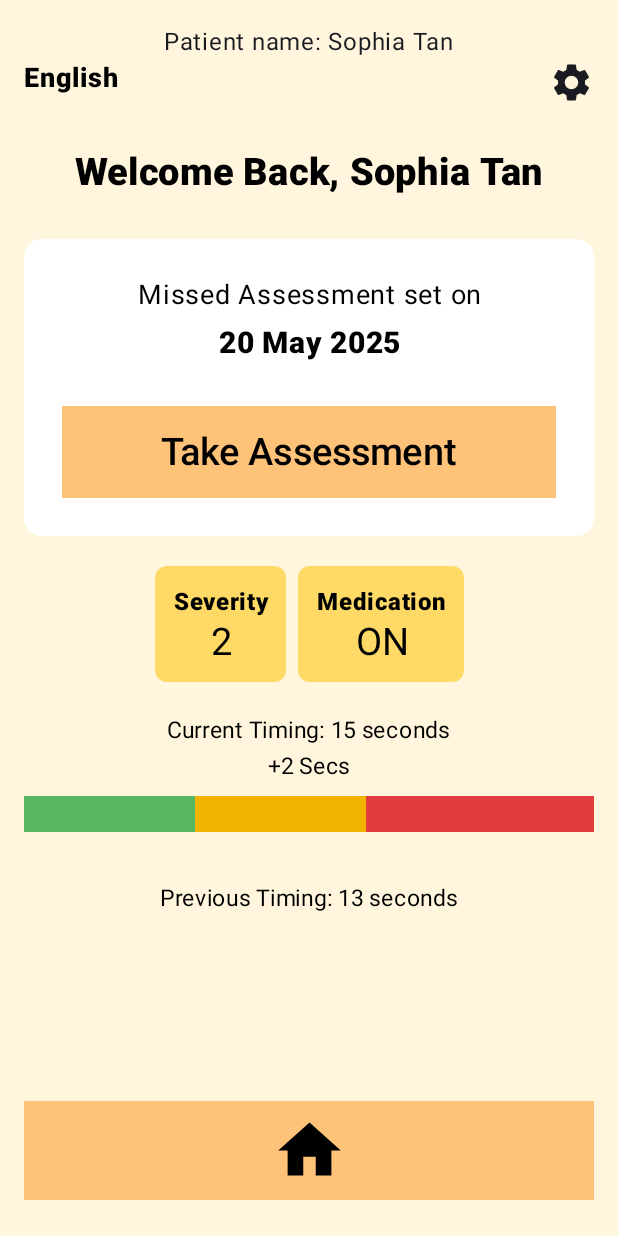
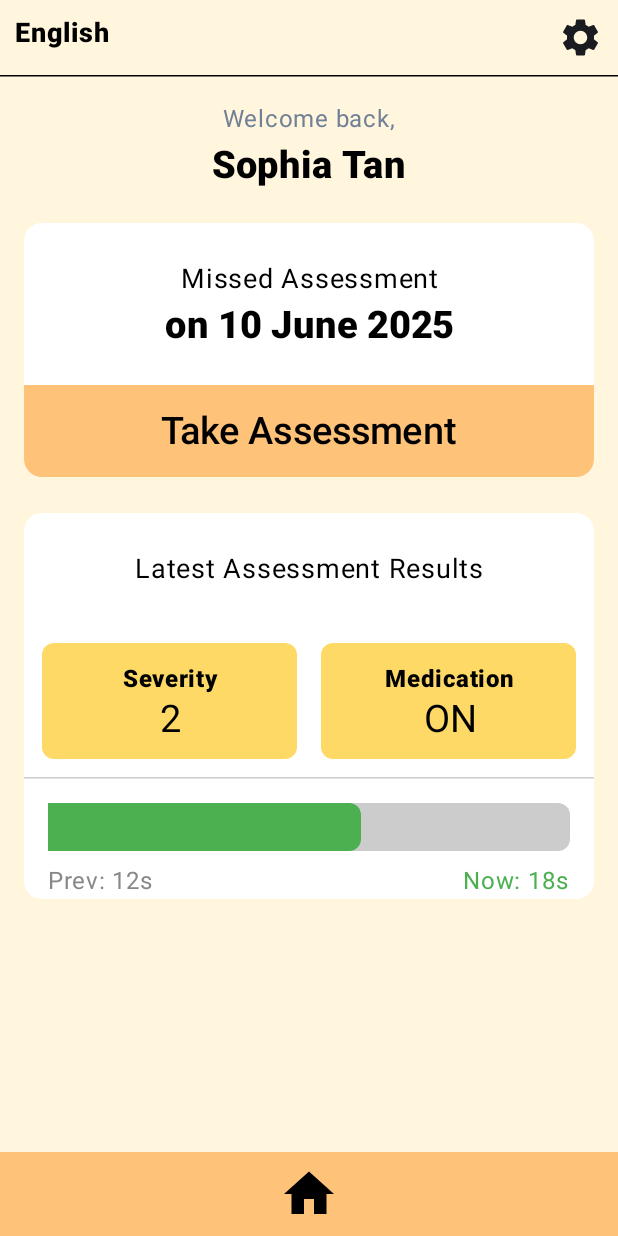
Before and after one commit to JohnathanTJK/ITP-GaitGuardian, an Android app built with Jetpack Compose: the PatientHomeScreen screen opened through its navigation route, on a phone screen of 412 x 824 dp. Run offline under Robolectric (Android 15) with nearby library versions, the phone set to English and light mode, and no system bars; our stand-ins replace Room's generated code.

Commit message:
Update on Patient Layout

```diff
--- a/app/src/main/java/com/example/gaitguardian/screens/patient/PatientHomeScreen.kt
+++ b/app/src/main/java/com/example/gaitguardian/screens/patient/PatientHomeScreen.kt
@@ -6,13 +6,13 @@ import androidx.compose.foundation.layout.Box
 import androidx.compose.foundation.layout.Column
 import androidx.compose.foundation.layout.Row
 import androidx.compose.foundation.layout.Spacer
+import androidx.compose.foundation.layout.fillMaxHeight
 import androidx.compose.foundation.layout.fillMaxSize
 import androidx.compose.foundation.layout.fillMaxWidth
 import androidx.compose.foundation.layout.height
 import androidx.compose.foundation.layout.offset
 import androidx.compose.foundation.layout.padding
 import androidx.compose.foundation.layout.size
-import androidx.compose.foundation.layout.width
 import androidx.compose.foundation.shape.RoundedCornerShape
 import androidx.compose.material.icons.Icons
 import androidx.compose.material.icons.filled.Home
@@ -20,6 +20,8 @@ import androidx.compose.material3.Button
 import androidx.compose.material3.ButtonDefaults
 import androidx.compose.material3.Card
 import androidx.compose.material3.CardDefaults
+import androidx.compose.material3.Divider
+import androidx.compose.material3.HorizontalDivider
 import androidx.compose.material3.Icon
 import androidx.compose.material3.Text
 import androidx.compose.runtime.Composable
@@ -27,31 +29,26 @@ import androidx.compose.runtime.collectAsState
 import androidx.compose.runtime.getValue
 import androidx.compose.ui.Alignment
 import androidx.compose.ui.Modifier
+import androidx.compose.ui.graphics.Color
 import androidx.compose.ui.text.font.FontWeight.Companion.ExtraBold
 import androidx.compose.ui.text.style.TextAlign
 import androidx.compose.ui.unit.dp
 import androidx.navigation.NavController
 import com.example.gaitguardian.ui.theme.DefaultColor
 import com.example.gaitguardian.ui.theme.Heading1
-import com.example.gaitguardian.ui.theme.Heading2
 import com.example.gaitguardian.ui.theme.bgColor
 import com.example.gaitguardian.ui.theme.body
-import com.example.gaitguardian.ui.theme.boxPadding
 import com.example.gaitguardian.ui.theme.boxShape
 import com.example.gaitguardian.ui.theme.buttonBackgroundColor
 import com.example.gaitguardian.ui.theme.cardBackgroundColor
-import com.example.gaitguardian.ui.theme.cardPadding
 import com.example.gaitguardian.ui.theme.homeIconSize
-import com.example.gaitguardian.ui.theme.progressBarHeight
-import com.example.gaitguardian.ui.theme.progressGreen
-import com.example.gaitguardian.ui.theme.progressMarkerColor
-import com.example.gaitguardian.ui.theme.progressMarkerOffset
-import com.example.gaitguardian.ui.theme.progressMarkerWidth
-import com.example.gaitguardian.ui.theme.progressRed
-import com.example.gaitguardian.ui.theme.progressYellow
 import com.example.gaitguardian.ui.theme.severityBoxColor
 import com.example.gaitguardian.ui.theme.subheading1
 import com.example.gaitguardian.viewmodels.PatientViewModel
+import java.time.LocalDate
+import androidx.compose.ui.platform.LocalConfiguration
+import androidx.compose.ui.platform.LocalDensity
+
 
 @Composable
 fun PatientHomeScreen(
@@ -59,88 +56,104 @@ fun PatientHomeScreen(
     patientViewModel: PatientViewModel,
     modifier: Modifier = Modifier
 ) {
+    // Whole screen container
     Column(
         modifier = modifier
             .fillMaxSize()
             .background(bgColor)
+    ) {
+        PatientTopBar(navController)
+
+        Column(
+            modifier = Modifier
+                .weight(1f)
                 .padding(16.dp),
+            verticalArrangement = Arrangement.spacedBy(24.dp),
             horizontalAlignment = Alignment.CenterHorizontally
         ) {
-        // Start: Patient ViewModel testing
             val patientInfo by patientViewModel.patient.collectAsState()
-        if (patientInfo != null) {
-            Text("Patient name: ${patientInfo!!.name}")
-        } else {
-            Text("Loading patient data...")
-        }
-        // End: Patient ViewModel testing
 
-        PatientTopBar(navController)
-        Spacer(Modifier.height(30.dp))
-
-//        GreetingText()
+            Column(horizontalAlignment = Alignment.CenterHorizontally) {
                 Text(
-            text = "Welcome Back, ${patientInfo!!.name}",
+                    text = "Welcome back,",
+                    fontSize = body,
+                    color = Color(0xFF718096)
+                )
+                Spacer(modifier = Modifier.height(4.dp))
+                Text(
+                    text = patientInfo?.name ?: "Sophia Tan",
                     fontWeight = ExtraBold,
                     fontSize = Heading1,
-            color = DefaultColor
+                    color = Color.Black
                 )
-        Spacer(Modifier.height(30.dp))
+            }
 
             MissedAssessmentCard(navController)
-        Spacer(Modifier.height(20.dp))
-
-        StatusRow()
-        Spacer(Modifier.height(20.dp))
-
-        TimingSection()
-        Spacer(Modifier.height(8.dp))
-
-        ProgressBarSection()
-        Spacer(Modifier.height(8.dp))
-
-        PreviousTimingText()
-        Spacer(Modifier.weight(1f))
+            LatestAssessmentResultsCard()
+        }
 
         HomeIcon(navController)
     }
 }
 
-//@Composable
-//fun GreetingText() {
-//    Text(
-//        text = "Welcome Back, Sophia",
-//        fontWeight = ExtraBold,
-//        fontSize = Heading1,
-//        color = DefaultColor
-//    )
-//}
-
 @Composable
 fun MissedAssessmentCard(navController: NavController) {
+    val currentDate = LocalDate.now()
+
+    // Example 1: Missed assessment (before today)
+    val assessmentDate = LocalDate.parse("2025-06-10")
+
+    // Example 2: Assessment due today
+    // val assessmentDate = LocalDate.now()
+
+    // Example 3: Upcoming assessment (after today)
+    // val assessmentDate = LocalDate.parse("2025-06-20")
+
+    val (titleText, dateText, showButton) = when {
+        assessmentDate.isBefore(currentDate) -> Triple(
+            "Missed Assessment",
+            "on 10 June 2025",
+            true
+        )
+        assessmentDate.isEqual(currentDate) -> Triple(
+            "Assessment Due",
+            "Today",
+            true
+        )
+        else -> Triple(
+            "Next Assessment",
+            "on 20 June 2025",
+            false
+        )
+    }
+
     Card(
-        colors = CardDefaults.cardColors(containerColor = cardBackgroundColor),
-        modifier = Modifier.fillMaxWidth()
+        colors = CardDefaults.cardColors(containerColor = cardBackgroundColor)
     ) {
+        Column {
             Column(
-            horizontalAlignment = Alignment.CenterHorizontally,
-            modifier = Modifier.padding(cardPadding)
+                modifier = Modifier
+                    .fillMaxWidth()
+                    .padding(25.dp),
+                horizontalAlignment = Alignment.CenterHorizontally
             ) {
                 Text(
-                text = "Missed Assessment set on",
+                    text = titleText,
                     fontSize = subheading1,
                     color = DefaultColor,
                     textAlign = TextAlign.Center
                 )
-            Spacer(Modifier.height(8.dp))
+                Spacer(modifier = Modifier.height(4.dp))
                 Text(
-                text = "20 May 2025",
+                    text = dateText,
+                    fontSize = Heading1,
+                    color = DefaultColor,
                     fontWeight = ExtraBold,
-                fontSize = Heading2,
-                color = DefaultColor,
                     textAlign = TextAlign.Center
                 )
-            Spacer(Modifier.height(30.dp))
+            }
+
+            if (showButton) {
                 Button(
                     onClick = { navController.navigate("gait_assessment_screen") },
                     colors = ButtonDefaults.buttonColors(containerColor = buttonBackgroundColor),
@@ -158,12 +171,79 @@ fun MissedAssessmentCard(navController: NavController) {
         }
     }
 
+}
 @Composable
-fun StatusRow() {
-    Row(horizontalArrangement = Arrangement.spacedBy(8.dp)) {
-        StatusBox(title = "Severity", value = "2")
-        StatusBox(title = "Medication", value = "ON")
+fun LatestAssessmentResultsCard(
+    previousTiming: Int = 13, // example previous timing in seconds
+    latestTiming: Int = 15    // example latest timing in seconds
+) {
+    val maxVal = maxOf(previousTiming, latestTiming, 30) // ensure some max for scaling
+
+    Card(
+        colors = CardDefaults.cardColors(containerColor = cardBackgroundColor)
+    ) {
+        Column {
+            Column(
+                modifier = Modifier
+                    .fillMaxWidth()
+                    .padding(25.dp),
+                horizontalAlignment = Alignment.CenterHorizontally
+            ) {
+                Text(
+                    text = "Latest Assessment Results",
+                    fontSize = subheading1,
+                    color = DefaultColor,
+                    textAlign = TextAlign.Center
+                )
             }
+
+            // Row for Severity and Medication status boxes
+            Row(
+                horizontalArrangement = Arrangement.spacedBy(16.dp),
+                modifier = Modifier
+                    .fillMaxWidth()
+                    .padding(horizontal = 12.dp, vertical = 12.dp)
+            ) {
+                StatusBox(title = "Severity", value = "2", modifier = Modifier.weight(1f))
+                StatusBox(title = "Medication", value = "ON", modifier = Modifier.weight(1f))
+            }
+
+            //Graphical representation of assessment timings
+            HorizontalDivider(thickness = 1.dp, color = Color.LightGray)
+
+            Spacer(modifier = Modifier.height(16.dp))
+
+            HorizontalProgressBar(
+                previousValue = 12f,
+                latestValue = 18f,
+                maxValue = 30f,
+                modifier = Modifier.padding(horizontal = 16.dp)
+            )
+
+
+        }
+    }
+}
+
+@Composable
+fun HomeIcon(navController: NavController) {
+    Button(
+        onClick = { /* navController.navigate("home_screen") or whatever destination */ },
+        colors = ButtonDefaults.buttonColors(containerColor = buttonBackgroundColor),
+        modifier = Modifier
+            .fillMaxWidth(),
+        shape = RoundedCornerShape(0.dp)
+    ) {
+        Icon(
+            imageVector = Icons.Default.Home,
+            contentDescription = "Home",
+            tint = DefaultColor,
+            modifier = Modifier
+                .size(homeIconSize)
+
+        )
+    }
+
 }
 
 @Composable
@@ -171,9 +251,10 @@ fun StatusBox(title: String, value: String, modifier: Modifier = Modifier) {
     Box(
         modifier = modifier
             .background(severityBoxColor, boxShape)
-            .padding(boxPadding)
+            .padding(12.dp),
+        contentAlignment = Alignment.Center
     ) {
-        Column(horizontalAlignment = Alignment.CenterHorizontally) {
+        Column(horizontalAlignment = Alignment.CenterHorizontally,verticalArrangement = Arrangement.Center) {
             Text(
                 text = title,
                 fontWeight = ExtraBold,
@@ -190,68 +271,52 @@ fun StatusBox(title: String, value: String, modifier: Modifier = Modifier) {
     }
 }
 
+@Composable
+fun HorizontalProgressBar(
+    previousValue: Float,
+    latestValue: Float,
+    maxValue: Float = 30f,
+    modifier: Modifier = Modifier
+) {
+    val totalFraction = (previousValue + latestValue) / maxValue
+    val prevFraction = previousValue / maxValue
+    val latestFraction = latestValue / maxValue
 
-@Composable
-fun TimingSection() {
-    Text("Current Timing: 15 seconds", fontSize = body, color = DefaultColor)
-    Text("+2 Secs", fontSize = body, color = DefaultColor)
-}
-
-@Composable
-fun ProgressBarSection() {
-    Row(Modifier.fillMaxWidth()) {
+    Column(modifier = modifier) {
+        // Progress bar container
         Box(
             modifier = Modifier
-                .weight(0.3f)
-                .height(progressBarHeight)
-                .background(progressGreen)
-        )
+                .fillMaxWidth()
+                .height(32.dp)
+                .background(Color.LightGray, RoundedCornerShape(8.dp))
+        ) {
+            // Previous segment
             Box(
                 modifier = Modifier
-                .weight(0.3f)
-                .height(progressBarHeight)
-                .background(progressYellow)
+                    .fillMaxHeight()
+                    .fillMaxWidth(prevFraction)
+                    .background(Color.Gray, RoundedCornerShape(topStart = 8.dp, bottomStart = 8.dp))
             )
+            // Latest segment
             Box(
                 modifier = Modifier
-                .weight(0.4f)
-                .height(progressBarHeight)
-                .background(progressRed)
+                    .fillMaxHeight()
+                    .fillMaxWidth(latestFraction)
+                    .background(Color(0xFF4CAF50), RoundedCornerShape(topEnd = 8.dp, bottomEnd = 8.dp))
+                    .align(Alignment.CenterStart)
+                    .offset(x = with(LocalDensity.current) { (prevFraction * (LocalConfiguration.current.screenWidthDp.dp.toPx())).toDp() })
             )
         }
 
-    Box(
-        modifier = Modifier
-            .height(progressBarHeight)
-            .offset(x = progressMarkerOffset)
-            .width(progressMarkerWidth)
-            .background(progressMarkerColor)
-    )
+        Spacer(modifier = Modifier.height(8.dp))
+
+        // Labels below bar
+        Row(
+            modifier = Modifier.fillMaxWidth(),
+            horizontalArrangement = Arrangement.SpaceBetween
+        ) {
+            Text("Prev: ${previousValue.toInt()}s", color = Color.Gray)
+            Text("Now: ${latestValue.toInt()}s", color = Color(0xFF4CAF50))
         }
-
-@Composable
-fun PreviousTimingText() {
-    Text("Previous Timing: 13 seconds", fontSize = body, color = DefaultColor)
     }
-
-@Composable
-fun HomeIcon(navController: NavController) {
-    Button(
-        onClick = { /* navController.navigate("home_screen") or whatever destination */ },
-        colors = ButtonDefaults.buttonColors(containerColor = buttonBackgroundColor),
-        modifier = Modifier
-            .fillMaxWidth()
-            .padding(vertical = 8.dp),
-        shape = RoundedCornerShape(0.dp)
-    ) {
-        Icon(
-            imageVector = Icons.Default.Home,
-            contentDescription = "Home",
-            tint = DefaultColor,
-            modifier = Modifier
-                .size(homeIconSize)
-
-        )
 }
-
-}
--- a/app/src/main/java/com/example/gaitguardian/screens/patient/PatientTopBar.kt
+++ b/app/src/main/java/com/example/gaitguardian/screens/patient/PatientTopBar.kt
@@ -1,12 +1,16 @@
 package com.example.gaitguardian.screens.patient
 
+import androidx.compose.foundation.background
 import androidx.navigation.NavController
 import androidx.compose.foundation.layout.Arrangement
 import androidx.compose.foundation.layout.Row
 import androidx.compose.foundation.layout.fillMaxWidth
+import androidx.compose.foundation.layout.padding
 import androidx.compose.foundation.layout.size
 import androidx.compose.material.icons.Icons
 import androidx.compose.material.icons.filled.Settings
+import androidx.compose.material3.Divider
+import androidx.compose.material3.HorizontalDivider
 import androidx.compose.material3.Icon
 import androidx.compose.material3.Text
 import androidx.compose.runtime.Composable
@@ -20,19 +24,29 @@ import androidx.compose.ui.unit.sp
 @Composable
 fun PatientTopBar(navController: NavController)  {
     Row(
-        modifier = Modifier.fillMaxWidth(),
+        modifier = Modifier
+            .fillMaxWidth()
+            .padding(10.dp),
+            //.background(Color(0xFFE0E0E0)),
         horizontalArrangement = Arrangement.SpaceBetween
     ) {
         Text(
             text = "English",
-            fontSize = 18.sp, // or your preferred font size
+            fontSize = 18.sp,
             fontWeight = FontWeight.ExtraBold,
-            color = Color.Black // or your custom color
+            color = Color.Black
         )
         Icon(
             imageVector = Icons.Default.Settings,
             contentDescription = "Settings",
             modifier = Modifier.size(30.dp)
         )
+
+
     }
+    // Divider line below the top bar
+    HorizontalDivider(
+        thickness = 1.dp,
+        color = Color.Black
+    )
 }
--- a/app/src/main/java/com/example/gaitguardian/ui/theme/Color.kt
+++ b/app/src/main/java/com/example/gaitguardian/ui/theme/Color.kt
@@ -25,11 +25,10 @@ val progressRed = Color(0xFFE23C3C)
 val progressMarkerColor = Color.White
 
 // Font sizes
-val languageFontSize = 20.sp
 val Heading1  = 25.sp // suitable for emphasis, buttons
 val Heading2 = 20.sp
 val subheading1 = 18.sp
-val body = 15.sp
+val body = 16.sp
 
 // Sizes & padding
 val spacerLarge = 30.dp
@@ -40,6 +39,5 @@ val boxShape = RoundedCornerShape(8.dp)
 val progressBarHeight = 24.dp
 val progressMarkerWidth = 2.dp
 val progressMarkerOffset = 210.dp
-val homeIconSize = 50.dp
-val homeIconPadding = 8.dp
+val homeIconSize = 40.dp
 val ButtonActive = Color(0xFFFFB703)
```
Lines whose indentation alone changed are shown as unchanged.
